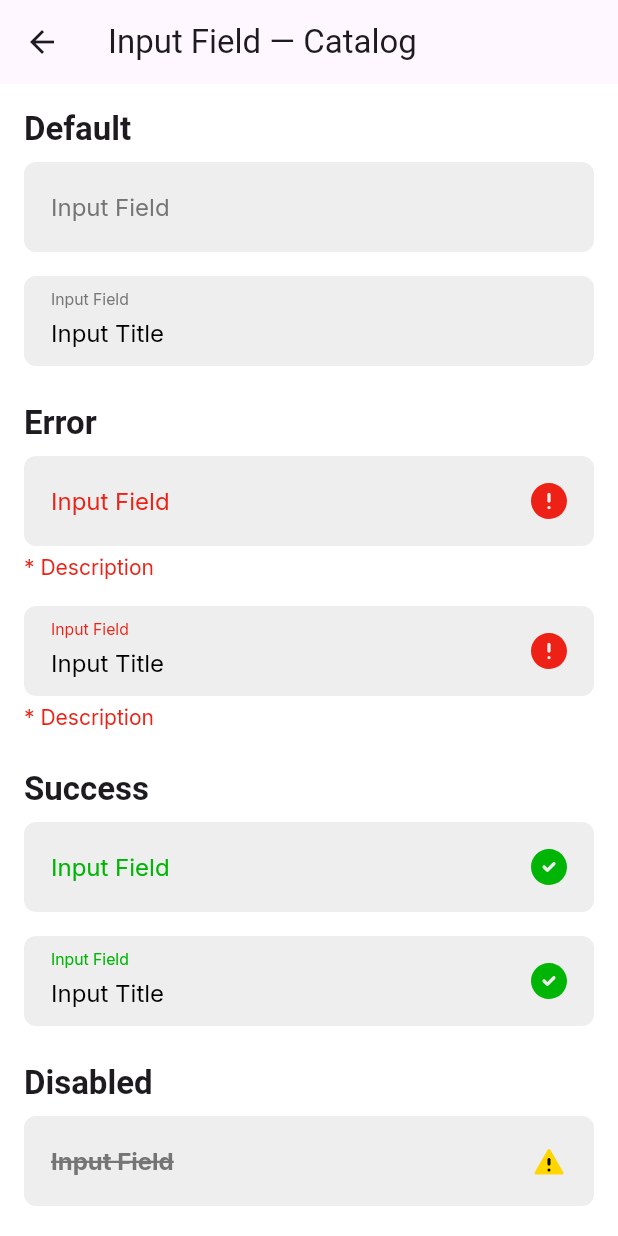
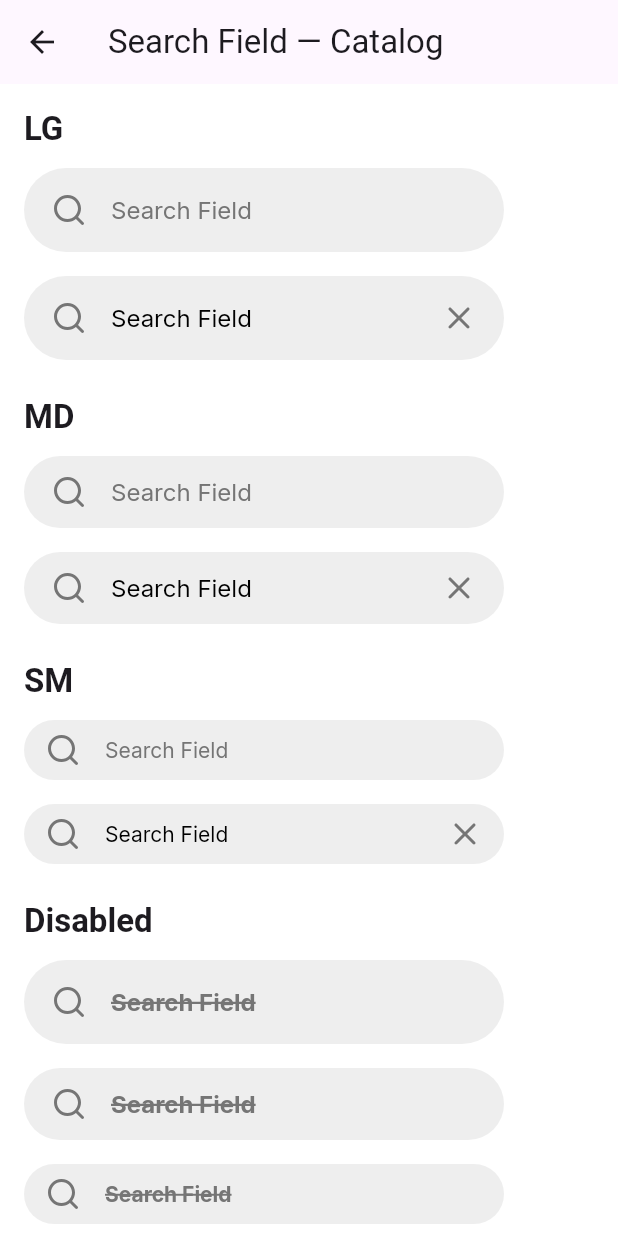
Before and after one commit to dynamiclayer/dynamiclayer-flutter, a Flutter app: the screen it shows after launch, after a tap on "Input", on a phone screen of 412 x 824 dp. Run offline on Flutter 3.47's test engine with Material 3 defaults, Android fonts, the light colour scheme and no system bars; our stand-ins replace flutter_svg, google_fonts; missing offline and left inert: dynamiclayers.

Commit message:
search done
12 components done

```diff
--- a/lib/demo/DemoHubPage.dart
+++ b/lib/demo/DemoHubPage.dart
@@ -1,4 +1,5 @@
 import 'package:dynamiclayer_flutter/demo/DemoBadgePage.dart';
+import 'package:dynamiclayer_flutter/demo/demo_search_field_page.dart';
 import 'package:dynamiclayer_flutter/demo/demo_separator_page.dart';
 import 'package:flutter/material.dart';
 
@@ -59,6 +60,12 @@ class _DemoHubPageState extends State<DemoHubPage> {
   List<_DemoEntry> get _entries => <_DemoEntry>[
     _DemoEntry(
       title: 'Input',
+      subtitle: '15 variants',
+      builder: DemoSearchFieldPage.new,
+      icon: Icons.search,
+    ),
+    _DemoEntry(
+      title: 'Search Field',
       subtitle: '39 variants',
       builder: DemoInputFieldPage.new,
       icon: Icons.text_fields_outlined,
--- /dev/null
+++ b/lib/demo/demo_search_field_page.dart
@@ -0,0 +1,199 @@
+// lib/demo/demo_search_field_page.dart
+import 'package:flutter/material.dart';
+
+import '../dynamiclayers.dart';
+import '../src/components/search/dl_search_field.dart';
+
+class DemoSearchFieldPage extends StatelessWidget {
+  const DemoSearchFieldPage({super.key});
+
+  @override
+  Widget build(BuildContext context) {
+    return Scaffold(
+      backgroundColor: DLColors.white,
+      appBar: AppBar(title: const Text('Search Field — Catalog')),
+      body: ListView(
+        padding: const EdgeInsets.all(16),
+        children: const [
+          _SectionHeader('LG'),
+          SizedBox(height: 12),
+          _LgRow(),
+          SizedBox(height: 24),
+
+          _SectionHeader('MD'),
+          SizedBox(height: 12),
+          _MdRow(),
+          SizedBox(height: 24),
+
+          _SectionHeader('SM'),
+          SizedBox(height: 12),
+          _SmRow(),
+          SizedBox(height: 24),
+
+          _SectionHeader('Disabled'),
+          SizedBox(height: 12),
+          _DisabledRow(),
+          SizedBox(height: 24),
+
+          _SubHeader('How to use'),
+          SizedBox(height: 8),
+          _CodeBox(code: _usage),
+        ],
+      ),
+    );
+  }
+}
+
+class _LgRow extends StatelessWidget {
+  const _LgRow();
+
+  @override
+  Widget build(BuildContext context) {
+    return Wrap(
+      spacing: 24,
+      runSpacing: 16,
+      children: [
+        const DLSearchField(size: DLSearchFieldSize.lg),
+        DLSearchField(
+          size: DLSearchFieldSize.lg,
+          controller: TextEditingController(text: 'Search Field'),
+        ),
+      ],
+    );
+  }
+}
+
+class _MdRow extends StatelessWidget {
+  const _MdRow();
+
+  @override
+  Widget build(BuildContext context) {
+    return Wrap(
+      spacing: 24,
+      runSpacing: 16,
+      children: [
+        const DLSearchField(size: DLSearchFieldSize.md),
+        DLSearchField(
+          size: DLSearchFieldSize.md,
+          controller: TextEditingController(text: 'Search Field'),
+        ),
+      ],
+    );
+  }
+}
+
+class _SmRow extends StatelessWidget {
+  const _SmRow();
+
+  @override
+  Widget build(BuildContext context) {
+    return Wrap(
+      spacing: 24,
+      runSpacing: 16,
+      children: [
+        const DLSearchField(size: DLSearchFieldSize.sm),
+        DLSearchField(
+          size: DLSearchFieldSize.sm,
+          controller: TextEditingController(text: 'Search Field'),
+        ),
+      ],
+    );
+  }
+}
+
+class _DisabledRow extends StatelessWidget {
+  const _DisabledRow();
+
+  @override
+  Widget build(BuildContext context) {
+    return Wrap(
+      spacing: 24,
+      runSpacing: 16,
+      children: const [
+        DLSearchField(size: DLSearchFieldSize.lg, enabled: false),
+        DLSearchField(size: DLSearchFieldSize.md, enabled: false),
+        DLSearchField(size: DLSearchFieldSize.sm, enabled: false),
+      ],
+    );
+  }
+}
+
+class _SectionHeader extends StatelessWidget {
+  const _SectionHeader(this.title);
+  final String title;
+
+  @override
+  Widget build(BuildContext context) {
+    return Align(
+      alignment: Alignment.centerLeft,
+      child: Text(
+        title,
+        style: Theme.of(
+          context,
+        ).textTheme.titleLarge?.copyWith(fontWeight: FontWeight.w700),
+      ),
+    );
+  }
+}
+
+class _SubHeader extends StatelessWidget {
+  const _SubHeader(this.title);
+  final String title;
+
+  @override
+  Widget build(BuildContext context) {
+    return Align(
+      alignment: Alignment.centerLeft,
+      child: Text(
+        title,
+        style: Theme.of(
+          context,
+        ).textTheme.titleMedium?.copyWith(fontWeight: FontWeight.w600),
+      ),
+    );
+  }
+}
+
+class _CodeBox extends StatelessWidget {
+  const _CodeBox({required this.code});
+  final String code;
+
+  @override
+  Widget build(BuildContext context) {
+    final bg = Theme.of(context).colorScheme.surfaceVariant;
+    return Container(
+      width: double.infinity,
+      padding: const EdgeInsets.all(12),
+      decoration: BoxDecoration(
+        color: bg,
+        borderRadius: BorderRadius.circular(10),
+        border: Border.all(color: Colors.black12),
+      ),
+      child: SelectableText(
+        code,
+        style: const TextStyle(fontFamily: 'monospace', fontSize: 12.5),
+      ),
+    );
+  }
+}
+
+const String _usage = '''
+// Default (lg, fixed width 320)
+const DLSearchField(
+  size: DLSearchFieldSize.lg,
+  placeholder: 'Search Field',
+);
+
+// With initial text (clear icon shows when hasText)
+DLSearchField(
+  size: DLSearchFieldSize.lg,
+  controller: TextEditingController(text: 'Search Field'),
+  onChanged: print,
+);
+
+// Disabled (line-through text)
+const DLSearchField(
+  size: DLSearchFieldSize.lg,
+  enabled: false,
+);
+''';
--- a/lib/dynamiclayers.dart
+++ b/lib/dynamiclayers.dart
@@ -55,3 +55,4 @@ export 'src/components/textarea/dl_textarea.dart';
 export 'demo/demo_tooltip_page.dart';
 export 'src/components/top_navigation/dl_top_navigation.dart';
 export 'src/components/top_navigation_message/dl_top_navigation_message.dart';
+export 'src/components/search/dl_search_field.dart';
--- /dev/null
+++ b/lib/src/components/search/dl_search_field.dart
@@ -0,0 +1,281 @@
+// lib/src/components/search/dl_search_field.dart
+import 'package:flutter/foundation.dart';
+import 'package:flutter/material.dart';
+import 'package:flutter_svg/flutter_svg.dart';
+
+import '../../../dynamiclayers.dart';
+
+enum DLSearchFieldSize { lg, md, sm }
+
+class DLSearchField extends StatefulWidget {
+  const DLSearchField({
+    super.key,
+    this.size = DLSearchFieldSize.lg,
+
+    /// Spec: width fixed = 320 by default.
+    this.width = 320,
+
+    this.placeholder = 'Search Field',
+    this.controller,
+    this.onChanged,
+
+    /// Behavior
+    this.enabled = true,
+    this.showLeadingIcon = true,
+    this.showClearIcon = true,
+
+    /// Assets (SVG)
+    this.searchIconAsset = 'assets/search/search.svg',
+    this.clearIconAsset = 'assets/search/x.svg',
+
+    /// Optional overrides (if provided, assets are ignored for that slot)
+    this.leadingIcon,
+    this.clearIcon,
+  });
+
+  final DLSearchFieldSize size;
+  final double width;
+
+  final String placeholder;
+  final TextEditingController? controller;
+  final ValueChanged<String>? onChanged;
+
+  final bool enabled;
+  final bool showLeadingIcon;
+  final bool showClearIcon;
+
+  final String searchIconAsset;
+  final String clearIconAsset;
+
+  final Widget? leadingIcon;
+  final Widget? clearIcon;
+
+  @override
+  State<DLSearchField> createState() => _DLSearchFieldState();
+}
+
+class _DLSearchFieldState extends State<DLSearchField> {
+  late TextEditingController _controller;
+  late bool _ownsController;
+
+  final FocusNode _focusNode = FocusNode();
+  bool _hasFocus = false;
+  bool _hovering = false;
+  bool _hasText = false;
+
+  @override
+  void initState() {
+    super.initState();
+    _ownsController = widget.controller == null;
+    _controller = widget.controller ?? TextEditingController();
+
+    _hasText = _controller.text.trim().isNotEmpty;
+
+    _focusNode.addListener(_onFocusChanged);
+    _controller.addListener(_onTextChanged);
+  }
+
+  @override
+  void didUpdateWidget(covariant DLSearchField oldWidget) {
+    super.didUpdateWidget(oldWidget);
+
+    if (oldWidget.controller != widget.controller) {
+      if (_ownsController) _controller.dispose();
+
+      _ownsController = widget.controller == null;
+      final newController = widget.controller ?? TextEditingController();
+      newController.text = _controller.text;
+
+      _controller.removeListener(_onTextChanged);
+      _focusNode.removeListener(_onFocusChanged);
+
+      _controller = newController;
+      _hasText = _controller.text.trim().isNotEmpty;
+
+      _controller.addListener(_onTextChanged);
+      _focusNode.addListener(_onFocusChanged);
+    }
+  }
+
+  void _onFocusChanged() {
+    setState(() => _hasFocus = _focusNode.hasFocus);
+  }
+
+  void _onTextChanged() {
+    final has = _controller.text.trim().isNotEmpty;
+    if (has != _hasText) setState(() => _hasText = has);
+    widget.onChanged?.call(_controller.text);
+  }
+
+  @override
+  void dispose() {
+    _controller.removeListener(_onTextChanged);
+    if (_ownsController) _controller.dispose();
+
+    _focusNode.removeListener(_onFocusChanged);
+    _focusNode.dispose();
+    super.dispose();
+  }
+
+  bool get _isEnabled => widget.enabled;
+
+  // ---------------------------- Spec tokens ----------------------------
+
+  double _height() {
+    switch (widget.size) {
+      case DLSearchFieldSize.lg:
+        return 56;
+      case DLSearchFieldSize.md:
+        return 48;
+      case DLSearchFieldSize.sm:
+        return 40;
+    }
+  }
+
+  EdgeInsets _padding() {
+    switch (widget.size) {
+      case DLSearchFieldSize.lg:
+        return const EdgeInsets.symmetric(horizontal: DLSpacing.p16);
+      case DLSearchFieldSize.md:
+        return const EdgeInsets.symmetric(horizontal: DLSpacing.p16);
+      case DLSearchFieldSize.sm:
+        return const EdgeInsets.symmetric(horizontal: DLSpacing.p12);
+    }
+  }
+
+  Color _backgroundColor() {
+    // Hover state background = grey200. Default/Active/Filled/Disabled = grey100.
+    if (!_isEnabled) return DLColors.grey100;
+    if (_hovering && !_hasFocus) return DLColors.grey200;
+    return DLColors.grey100;
+  }
+
+  // To avoid layout jump, keep border width stable at 2 and toggle color.
+  double _borderWidth() => DLBorderWidth.w2;
+
+  Color _borderColor() {
+    if (!_isEnabled) return Colors.transparent;
+    if (_hasFocus) return DLColors.black; // active
+    return Colors.transparent; // default/hover/filled
+  }
+
+  BorderRadius _radius() => BorderRadius.circular(DLRadii.full);
+
+  double _gap() => 16;
+
+  TextStyle _textStyle() {
+    final base = widget.size == DLSearchFieldSize.sm
+        ? DLTypos.textSmRegular(color: DLColors.black)
+        : DLTypos.textBaseRegular(color: DLColors.black);
+
+    if (!_isEnabled) {
+      return (widget.size == DLSearchFieldSize.sm
+              ? DLTypos.textSmStrike(color: DLColors.grey500)
+              : DLTypos.textBaseStrike(color: DLColors.grey500))
+          .copyWith(color: DLColors.grey500);
+    }
+    return base;
+  }
+
+  TextStyle _hintStyle() {
+    final base = widget.size == DLSearchFieldSize.sm
+        ? DLTypos.textSmRegular(color: DLColors.grey500)
+        : DLTypos.textBaseRegular(color: DLColors.grey500);
+
+    if (!_isEnabled) {
+      return (widget.size == DLSearchFieldSize.sm
+              ? DLTypos.textSmStrike(color: DLColors.grey500)
+              : DLTypos.textBaseStrike(color: DLColors.grey500))
+          .copyWith(color: DLColors.grey500);
+    }
+    return base;
+  }
+
+  Color _iconColor() => _isEnabled ? DLColors.grey500 : DLColors.grey500;
+
+  Widget _buildLeading() {
+    if (!widget.showLeadingIcon) return const SizedBox.shrink();
+
+    final icon =
+        widget.leadingIcon ??
+        SvgPicture.asset(
+          widget.searchIconAsset,
+          width: 24,
+          height: 24,
+          color: _iconColor(),
+        );
+
+    return SizedBox(width: 24, height: 24, child: Center(child: icon));
+  }
+
+  Widget _buildClear() {
+    final canShow = widget.showClearIcon && _hasText && _isEnabled;
+    if (!canShow) return const SizedBox.shrink();
+
+    final icon =
+        widget.clearIcon ??
+        SvgPicture.asset(
+          widget.clearIconAsset,
+          width: 24,
+          height: 24,
+          color: _iconColor(),
+        );
+
+    return InkResponse(
+      onTap: () {
+        _controller.clear();
+        widget.onChanged?.call('');
+        // keep focus for better UX (matches typical search fields)
+        if (!_hasFocus) _focusNode.requestFocus();
+      },
+      radius: 24,
+      child: SizedBox(width: 24, height: 24, child: Center(child: icon)),
+    );
+  }
+
+  @override
+  Widget build(BuildContext context) {
+    final field = Container(
+      width: widget.width,
+      height: _height(),
+      padding: _padding(),
+      decoration: BoxDecoration(
+        color: _backgroundColor(),
+        borderRadius: _radius(),
+        border: Border.all(width: _borderWidth(), color: _borderColor()),
+      ),
+      child: Row(
+        children: [
+          if (widget.showLeadingIcon) ...[
+            _buildLeading(),
+            SizedBox(width: _gap()),
+          ],
+          Expanded(
+            child: TextField(
+              controller: _controller,
+              focusNode: _focusNode,
+              enabled: _isEnabled,
+              style: _textStyle(),
+              maxLines: 1,
+              decoration: InputDecoration(
+                border: InputBorder.none,
+                isDense: true,
+                hintText: widget.placeholder,
+                hintStyle: _hintStyle(),
+                contentPadding: EdgeInsets.zero,
+              ),
+            ),
+          ),
+          if (widget.showClearIcon) ...[SizedBox(width: _gap()), _buildClear()],
+        ],
+      ),
+    );
+
+    // Hover is relevant mainly on web/desktop; safe everywhere.
+    return MouseRegion(
+      onEnter: (_) => setState(() => _hovering = true),
+      onExit: (_) => setState(() => _hovering = false),
+      child: field,
+    );
+  }
+}
--- a/pubspec.yaml
+++ b/pubspec.yaml
@@ -30,3 +30,4 @@ flutter:
     - assets/pinkeyboard/
     - assets/line_item/
     - assets/snackbar/
+    - assets/search/
```
Also changed, not shown: assets/search/search.svg (added), assets/search/x.svg (added), lib/generated/assets.dart.
